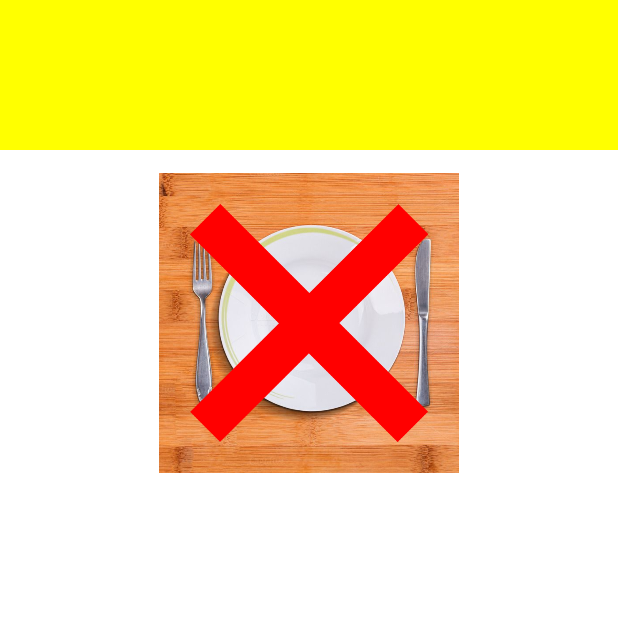
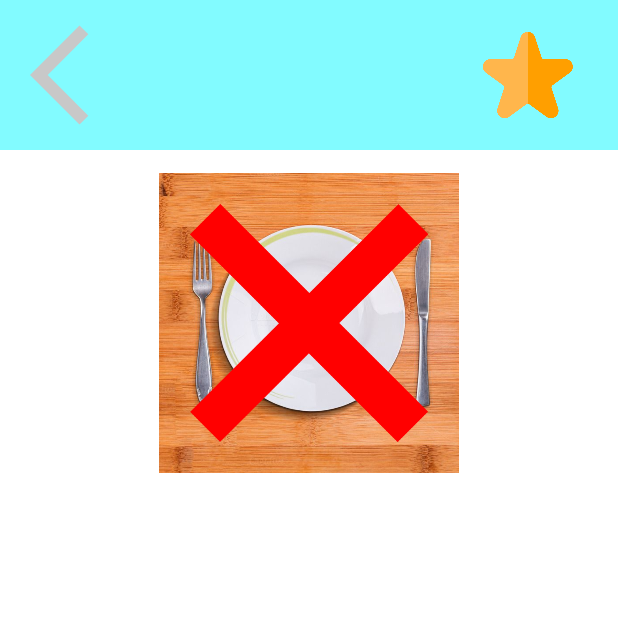
Before and after one commit to DrekanZ/DreKanzAhmad_mealdb, an Android app: the FoodDetail screen opened directly, with no data from a screen before it, on a phone screen of 412 x 824 dp, the top half of it. Run offline under Robolectric (Android 15) with nearby library versions, the phone set to English and light mode, and no system bars; our stand-ins replace Room's generated code; pictures from the network do not load; 3 statements that could not run were skipped.

Commit message:
Favorite Database

```diff
--- /dev/null
+++ b/app/src/main/java/com/example/drekanzahmad_mealdb/localdatabase/FavoriteMealDao.kt
@@ -0,0 +1,21 @@
+package com.example.drekanzahmad_mealdb.localdatabase
+
+import androidx.room.*
+
+@Dao
+interface FavoriteMealDao {
+    @Query("SELECT * FROM seafood_meal")
+    fun getAllMeals(): List<MealsEntity>
+
+    @Insert(onConflict = OnConflictStrategy.REPLACE)
+    suspend fun insertMeal(meal: MealsEntity)
+
+    @Query("SELECT * FROM seafood_meal WHERE idMeal = :id")
+    suspend fun getMealByID(id: String): MealsEntity
+
+    @Query("DELETE FROM seafood_meal WHERE idMeal = :id")
+    suspend fun deleteMealByID(id: String)
+
+//    @Delete
+//    suspend fun deleteMeal(meal: MealsEntity)
+}
--- /dev/null
+++ b/app/src/main/java/com/example/drekanzahmad_mealdb/localdatabase/MealsDatabase.kt
@@ -0,0 +1,9 @@
+package com.example.drekanzahmad_mealdb.localdatabase
+
+import androidx.room.Database
+import androidx.room.RoomDatabase
+
+@Database(entities = [MealsEntity::class], version = 1, exportSchema = false)
+abstract class MealsDatabase : RoomDatabase() {
+    abstract fun mealsDetailsDao(): FavoriteMealDao
+}
--- /dev/null
+++ b/app/src/main/res/drawable/ic_backarrow.xml
@@ -0,0 +1,5 @@
+<vector android:autoMirrored="true" android:height="24dp"
+    android:tint="#000000" android:viewportHeight="24"
+    android:viewportWidth="24" android:width="24dp" xmlns:android="http://schemas.android.com/apk/res/android">
+    <path android:fillColor="@android:color/white" android:pathData="M11.67,3.87L9.9,2.1 0,12l9.9,9.9 1.77,-1.77L3.54,12z"/>
+</vector>
--- a/app/src/main/res/layout/activity_food_detail.xml
+++ b/app/src/main/res/layout/activity_food_detail.xml
@@ -10,10 +10,36 @@
         android:id="@+id/constraintLayout"
         android:layout_width="match_parent"
         android:layout_height="100dp"
-        android:background="@color/yellow"
+        android:background="@color/light_blue"
         app:layout_constraintEnd_toEndOf="parent"
         app:layout_constraintStart_toStartOf="parent"
-        app:layout_constraintTop_toTopOf="parent" />
+        app:layout_constraintTop_toTopOf="parent">
+
+        <ImageView
+            android:id="@+id/favoriteButton"
+            android:layout_width="80dp"
+            android:layout_height="80dp"
+            android:layout_margin="20dp"
+            android:padding="10dp"
+            android:src="@drawable/favorite"
+            app:layout_constraintBottom_toBottomOf="parent"
+            app:layout_constraintEnd_toEndOf="parent"
+            app:layout_constraintTop_toTopOf="parent" />
+
+
+        <ImageView
+            android:id="@+id/backButtonDetails"
+            android:layout_width="80dp"
+            android:layout_margin="20dp"
+            android:layout_height="80dp"
+            android:foregroundGravity="center"
+            android:src="@drawable/ic_backarrow"
+            app:layout_constraintBottom_toBottomOf="parent"
+            app:layout_constraintStart_toStartOf="parent"
+            app:layout_constraintTop_toTopOf="parent"
+            app:tint="#C8C8C8" />
+
+    </androidx.constraintlayout.widget.ConstraintLayout>
 
     <ImageView
         android:id="@+id/imageDetail"
--- a/app/src/main/res/layout/activity_main.xml
+++ b/app/src/main/res/layout/activity_main.xml
@@ -8,7 +8,7 @@
 
     <androidx.constraintlayout.widget.ConstraintLayout
         android:layout_width="0dp"
-        android:background="@color/yellow"
+        android:background="@color/light_blue"
         android:id="@+id/constraintTopBar"
         android:layout_height="100dp"
         app:layout_constraintTop_toTopOf="parent"
--- a/app/src/main/res/layout/item_seafood_main.xml
+++ b/app/src/main/res/layout/item_seafood_main.xml
@@ -3,7 +3,7 @@
     android:layout_width="match_parent"
     xmlns:app="http://schemas.android.com/apk/res-auto"
     android:id="@+id/cardFood"
-    android:backgroundTint="@color/yellow"
+    android:backgroundTint="#D6D6D6"
     android:layout_margin="10dp"
     app:cardCornerRadius="10dp"
     app:cardElevation="10dp"
--- a/app/src/main/res/values/colors.xml
+++ b/app/src/main/res/values/colors.xml
@@ -8,4 +8,5 @@
     <color name="black">#FF000000</color>
     <color name="white">#FFFFFFFF</color>
     <color name="yellow">#FFFF00</color>
+    <color name="light_blue">#82FBFF</color>
 </resources>
```
Also changed, not shown: app/build.gradle (+9 -0 lines), app/src/main/java/com/example/drekanzahmad_mealdb/FoodDetail.kt (+73 -3 lines), app/src/main/java/com/example/drekanzahmad_mealdb/localdatabase/MealsEntity.kt (added, +13 -0 lines), app/src/main/java/com/example/drekanzahmad_mealdb/viewmodel/FoodDetailViewModel.kt (added, +32 -0 lines), app/src/main/res/drawable/favorite.png (added), app/src/main/res/drawable/favoritex.png (added).
